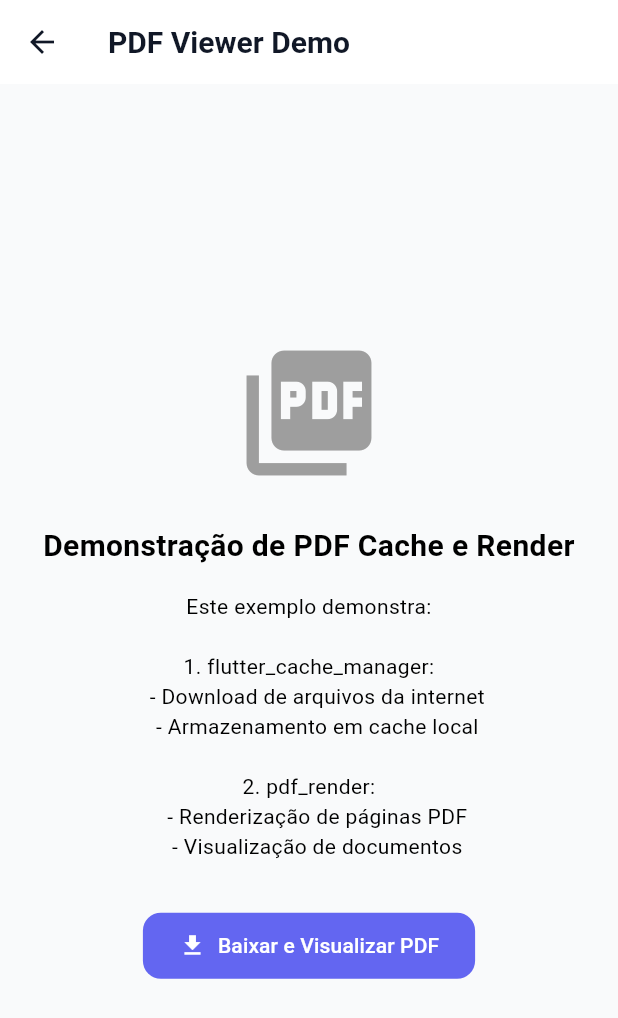
After one commit to lucasgm1997/todo_list_l10n_accessibility_maestro_automation, a Flutter app: the screen it shows after launch, after a tap on the "picture as pdf" icon, on a phone screen of 412 x 824 dp. The commit adds this screen. Shown: the top 1018 px of the screen. Run offline on Flutter 3.47's test engine with Material 3 defaults, Android fonts, the phone set to English and light mode, and no system bars; our stand-ins replace dartz, flutter_cache_manager, get_it, modal_bottom_sheet; missing offline and left inert: pdf_render; network calls fail.

Commit message:
feat: Integrate PDF viewer functionality and update dependencies

```diff
--- /dev/null
+++ b/lib/features/pdf_viewer/pdf_viewer_screen.dart
@@ -0,0 +1,204 @@
+import 'dart:io';
+import 'package:flutter/material.dart';
+import 'package:pdf_render/pdf_render_widgets.dart';
+import 'package:maestro_test/main.dart';
+
+class PdfViewerScreen extends StatefulWidget {
+  const PdfViewerScreen({super.key});
+
+  @override
+  State<PdfViewerScreen> createState() => _PdfViewerScreenState();
+}
+
+class _PdfViewerScreenState extends State<PdfViewerScreen> {
+  File? _cachedPdfFile;
+  bool _isLoading = false;
+  String? _errorMessage;
+
+  // URL de exemplo de um PDF público
+  static const String pdfUrl =
+      'https://www.w3.org/WAI/ER/tests/xhtml/testfiles/resources/pdf/dummy.pdf';
+
+  /// Demonstra o uso do flutter_cache_manager
+  /// Baixa e cacheia um arquivo PDF da internet
+  Future<void> _downloadAndCachePdf() async {
+    setState(() {
+      _isLoading = true;
+      _errorMessage = null;
+    });
+
+    try {
+      // Usa o CustomCacheManager para baixar e cachear o PDF
+      final fileInfo = await CustomCacheManager.instance.downloadFile(pdfUrl);
+
+      setState(() {
+        _cachedPdfFile = fileInfo.file;
+        _isLoading = false;
+      });
+    } catch (e) {
+      setState(() {
+        _errorMessage = 'Erro ao baixar PDF: $e';
+        _isLoading = false;
+      });
+    }
+  }
+
+  /// Limpa o cache usando o flutter_cache_manager
+  Future<void> _clearCache() async {
+    await CustomCacheManager.instance.emptyCache();
+
+    setState(() {
+      _cachedPdfFile = null;
+      _errorMessage = null;
+    });
+
+    if (mounted) {
+      ScaffoldMessenger.of(context).showSnackBar(
+        const SnackBar(content: Text('Cache limpo com sucesso!')),
+      );
+    }
+  }
+
+  @override
+  Widget build(BuildContext context) {
+    return Scaffold(
+      appBar: AppBar(
+        title: const Text('PDF Viewer Demo'),
+        actions: [
+          if (_cachedPdfFile != null)
+            IconButton(
+              icon: const Icon(Icons.delete),
+              onPressed: _clearCache,
+              tooltip: 'Limpar cache',
+            ),
+        ],
+      ),
+      body: Center(
+        child: _isLoading
+            ? const Column(
+                mainAxisAlignment: MainAxisAlignment.center,
+                children: [
+                  CircularProgressIndicator(),
+                  SizedBox(height: 16),
+                  Text('Baixando e renderizando PDF...'),
+                ],
+              )
+            : _errorMessage != null
+                ? Padding(
+                    padding: const EdgeInsets.all(16.0),
+                    child: Column(
+                      mainAxisAlignment: MainAxisAlignment.center,
+                      children: [
+                        const Icon(Icons.error, size: 48, color: Colors.red),
+                        const SizedBox(height: 16),
+                        Text(
+                          _errorMessage!,
+                          textAlign: TextAlign.center,
+                          style: const TextStyle(color: Colors.red),
+                        ),
+                        const SizedBox(height: 16),
+                        ElevatedButton(
+                          onPressed: _downloadAndCachePdf,
+                          child: const Text('Tentar novamente'),
+                        ),
+                      ],
+                    ),
+                  )
+                : _cachedPdfFile != null
+                    ? Column(
+                        children: [
+                          const Padding(
+                            padding: EdgeInsets.all(16.0),
+                            child: Text(
+                              'PDF cacheado e renderizado com sucesso!',
+                              style: TextStyle(
+                                fontSize: 16,
+                                fontWeight: FontWeight.bold,
+                              ),
+                            ),
+                          ),
+                          Expanded(
+                            child: Container(
+                              margin: const EdgeInsets.all(16),
+                              decoration: BoxDecoration(
+                                border: Border.all(color: Colors.grey),
+                                boxShadow: [
+                                  BoxShadow(
+                                    color: Colors.grey.withValues(alpha: 0.3),
+                                    spreadRadius: 2,
+                                    blurRadius: 5,
+                                  ),
+                                ],
+                              ),
+                              // Usa o widget PdfViewer do pdf_render_widgets
+                              // que automaticamente carrega, renderiza e exibe o PDF
+                              child: PdfViewer.openFile(
+                                _cachedPdfFile!.path,
+                                params: const PdfViewerParams(
+                                  padding: 10,
+                                  minScale: 0.5,
+                                ),
+                              ),
+                            ),
+                          ),
+                          const Padding(
+                            padding: EdgeInsets.all(16.0),
+                            child: Text(
+                              'Informações:\n'
+                              '• flutter_cache_manager: Arquivo baixado e cacheado\n'
+                              '• pdf_render: PDF renderizado com widget PdfViewer',
+                              textAlign: TextAlign.center,
+                              style: TextStyle(fontSize: 12, color: Colors.grey),
+                            ),
+                          ),
+                        ],
+                      )
+                    : Padding(
+                        padding: const EdgeInsets.all(16.0),
+                        child: Column(
+                          mainAxisAlignment: MainAxisAlignment.center,
+                          children: [
+                            const Icon(
+                              Icons.picture_as_pdf,
+                              size: 100,
+                              color: Colors.grey,
+                            ),
+                            const SizedBox(height: 24),
+                            const Text(
+                              'Demonstração de PDF Cache e Render',
+                              style: TextStyle(
+                                fontSize: 20,
+                                fontWeight: FontWeight.bold,
+                              ),
+                              textAlign: TextAlign.center,
+                            ),
+                            const SizedBox(height: 16),
+                            const Text(
+                              'Este exemplo demonstra:\n\n'
+                              '1. flutter_cache_manager:\n'
+                              '   - Download de arquivos da internet\n'
+                              '   - Armazenamento em cache local\n\n'
+                              '2. pdf_render:\n'
+                              '   - Renderização de páginas PDF\n'
+                              '   - Visualização de documentos',
+                              textAlign: TextAlign.center,
+                            ),
+                            const SizedBox(height: 32),
+                            ElevatedButton.icon(
+                              onPressed: _downloadAndCachePdf,
+                              icon: const Icon(Icons.download),
+                              label: const Text('Baixar e Visualizar PDF'),
+                              style: ElevatedButton.styleFrom(
+                                padding: const EdgeInsets.symmetric(
+                                  horizontal: 24,
+                                  vertical: 12,
+                                ),
+                              ),
+                            ),
+                          ],
+                        ),
+                      ),
+      ),
+    );
+  }
+}
--- a/lib/features/todo/views/todo_view.dart
+++ b/lib/features/todo/views/todo_view.dart
@@ -7,6 +7,7 @@ import 'package:maestro_test/core/widgets/language_switcher.dart';
 import 'package:maestro_test/core/widgets/text_input.dart';
 import 'package:maestro_test/core/widgets/primary_button.dart';
 import 'package:maestro_test/di/service_locator.dart';
+import 'package:maestro_test/features/pdf_viewer/pdf_viewer_screen.dart';
 import 'package:maestro_test/features/todo/view_models/todo_view_model.dart';
 import 'package:maestro_test/features/todo/widgets/todo_item.dart';
 import 'package:maestro_test/features/todo/views/bottom_sheet_button.dart';
@@ -285,6 +286,19 @@ class _TodoViewState extends State<TodoView> {
         title: Text(l10n.todo_list_title),
 
         actions: [
+          // PDF Viewer button
+          IconButton(
+            icon: const Icon(Icons.picture_as_pdf),
+            tooltip: 'PDF Viewer Demo',
+            onPressed: () {
+              Navigator.push(
+                context,
+                MaterialPageRoute(
+                  builder: (context) => const PdfViewerScreen(),
+                ),
+              );
+            },
+          ),
           // Language switcher button
           LanguageSwitcher(
             currentLocale: widget.currentLocale,
--- a/lib/main.dart
+++ b/lib/main.dart
@@ -1,7 +1,8 @@
 import 'package:flutter/material.dart';
+import 'package:flutter_cache_manager/flutter_cache_manager.dart';
 import 'package:maestro_test/core/design_system/app_theme.dart';
 import 'package:maestro_test/di/service_locator.dart';
-import 'package:maestro_test/features/todo/views/list_page.dart';
+
 import 'package:maestro_test/features/todo/views/todo_view.dart';
 import 'package:maestro_test/l10n/app_localizations.dart';
 
@@ -46,3 +47,17 @@ class _MyAppState extends State<MyApp> {
     );
   }
 }
+
+class CustomCacheManager {
+  static const key = 'customCacheKey';
+  static CacheManager instance = CacheManager(
+    Config(
+      key,
+      stalePeriod: const Duration(days: 7),
+      maxNrOfCacheObjects: 20,
+      repo: JsonCacheInfoRepository(databaseName: key),
+      fileSystem: IOFileSystem(key),
+      fileService: HttpFileService(),
+    ),
+  );
+}
--- a/pubspec.yaml
+++ b/pubspec.yaml
@@ -42,6 +42,8 @@ dependencies:
   get_it: ^8.0.3
   intl: any
   modal_bottom_sheet: ^3.0.0
+  flutter_cache_manager: ^3.4.1
+  pdf_render: ^1.4.12
 
 dev_dependencies:
   flutter_test:
```
Also changed, not shown: pubspec.lock, 1 other file.
